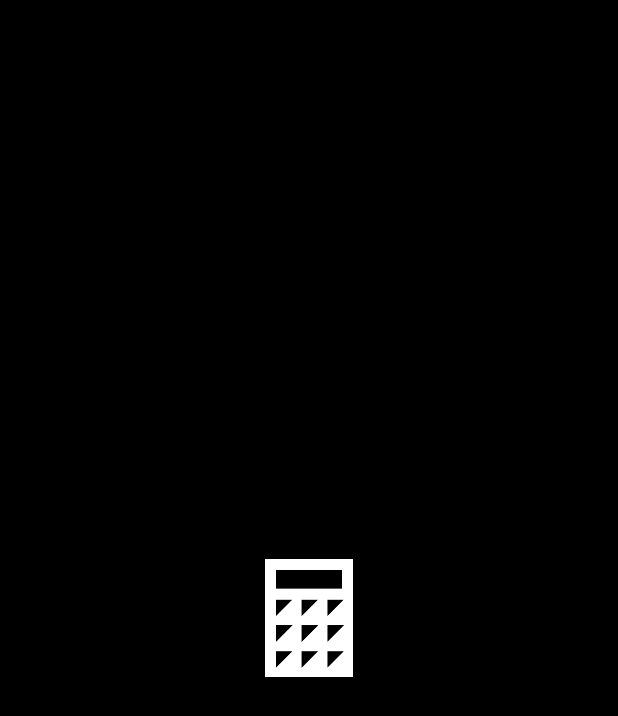
After one commit to doorsrom/com.doors.calculator, an Android app: the SplashActivity screen opened directly, with no data from a screen before it, on a phone screen of 412 x 824 dp. The commit adds this screen. Shown: the top 716 px of the screen. Run offline under Robolectric (Android 15) with nearby library versions, the phone set to English and light mode, and no system bars.

Commit message:
Added splashscreen

```diff
--- /dev/null
+++ b/app/src/main/java/com/windowsexperience/calculator/SplashActivity.java
@@ -0,0 +1,23 @@
+package com.windowsexperience.calculator;
+
+import android.content.Intent;
+import android.os.Handler;
+import android.support.v7.app.AppCompatActivity;
+import android.os.Bundle;
+
+public class SplashActivity extends AppCompatActivity {
+
+    @Override
+    protected void onCreate(Bundle savedInstanceState) {
+        super.onCreate(savedInstanceState);
+        setContentView(R.layout.activity_splash);
+
+        new Handler().postDelayed(new Runnable() {
+            @Override
+            public void run() {
+                startActivity(new Intent(SplashActivity.this, MainActivity.class));
+                finish();
+            }
+        }, 4000);
+    }
+}
--- /dev/null
+++ b/app/src/main/res/layout/activity_splash.xml
@@ -0,0 +1,16 @@
+<?xml version="1.0" encoding="utf-8"?>
+<RelativeLayout xmlns:android="http://schemas.android.com/apk/res/android"
+    xmlns:app="http://schemas.android.com/apk/res-auto"
+    xmlns:tools="http://schemas.android.com/tools"
+    android:layout_width="match_parent"
+    android:layout_height="match_parent"
+    tools:context=".SplashActivity">
+
+    <ImageView
+        android:layout_width="wrap_content"
+        android:layout_height="wrap_content"
+        android:layout_centerInParent="true"
+        android:contentDescription="@string/app_name"
+        app:srcCompat="@drawable/splash" />
+
+</RelativeLayout>
--- a/app/src/main/res/values-v21/styles.xml
+++ b/app/src/main/res/values-v21/styles.xml
@@ -1,8 +1,13 @@
 <resources>
 
-    <style name="AppTheme.NoActionBar">
+    <style name="AppTheme" parent="Theme.AppCompat.Light.DarkActionBar">
+        <item name="colorPrimary">@color/colorPrimary</item>
+        <item name="colorPrimaryDark">@color/colorPrimaryDark</item>
+        <item name="colorAccent">@color/colorAccent</item>
+        <item name="android:textColor">#fff</item>
         <item name="windowActionBar">false</item>
         <item name="windowNoTitle">true</item>
         <item name="android:statusBarColor">@android:color/transparent</item>
     </style>
+
 </resources>
--- a/app/src/main/res/values/colors.xml
+++ b/app/src/main/res/values/colors.xml
@@ -3,4 +3,5 @@
     <color name="colorPrimary">#FFFFFF</color>
     <color name="colorPrimaryDark">#000000</color>
     <color name="colorAccent">#FFFFFF</color>
+    <color name="splashBackground">#000000</color>
 </resources>
--- a/app/src/main/res/values/styles.xml
+++ b/app/src/main/res/values/styles.xml
@@ -1,21 +1,20 @@
 <resources>
 
-    <!-- Base application theme. -->
+    <style name="SplashTheme" parent="AppTheme">
+        <item name="android:windowBackground">@color/splashBackground</item>
+    </style>
+
     <style name="AppTheme" parent="Theme.AppCompat.Light.DarkActionBar">
-        <!-- Customize your theme here. -->
         <item name="colorPrimary">@color/colorPrimary</item>
         <item name="colorPrimaryDark">@color/colorPrimaryDark</item>
         <item name="colorAccent">@color/colorAccent</item>
         <item name="android:textColor">#fff</item>
+        <item name="windowActionBar">false</item>
+        <item name="windowNoTitle">true</item>
     </style>
 
     <style name="AppTheme.standard_Buttons" parent="AppTheme">
         <item name="android:textSize">30dp</item>
-    </style>
-
-    <style name="AppTheme.NoActionBar">
-        <item name="windowActionBar">false</item>
-        <item name="windowNoTitle">true</item>
     </style>
 
     <style name="Base.Theme.nav_Items" parent="Theme.AppCompat.Light">
@@ -25,7 +24,7 @@
         <item name="android:paddingLeft">50dp</item>
     </style>
 
-    <style name="AppTheme.AppBarOverlay" parent="ThemeOverlay.AppCompat.Dark.ActionBar"></style>
+    <style name="AppTheme.AppBarOverlay" parent="ThemeOverlay.AppCompat.Dark.ActionBar"/>
 
     <style name="Toolbar" parent="TextAppearance.Widget.AppCompat.Toolbar.Title">
         <item name="android:textSize">14dp</item>
```
Also changed, not shown: app/src/main/AndroidManifest.xml (+5 -4 lines), app/src/main/java/com/windowsexperience/calculator/MainActivity.java (+4 -4 lines), app/src/main/res/drawable-xxhdpi/splash.png (added).
